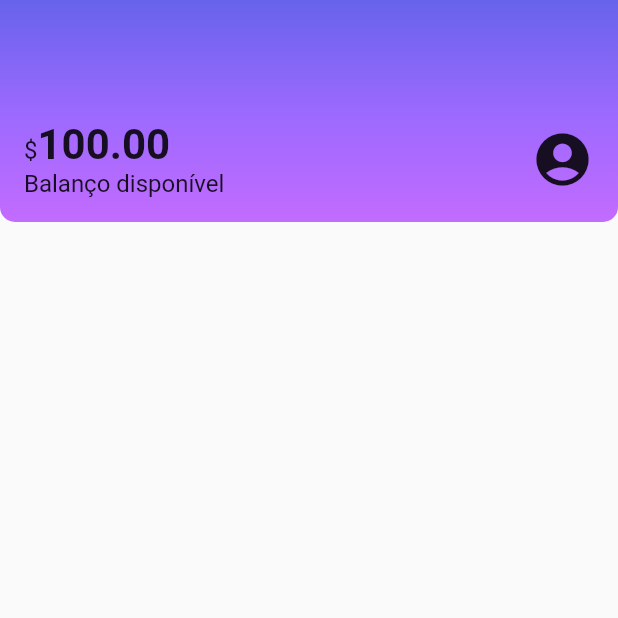
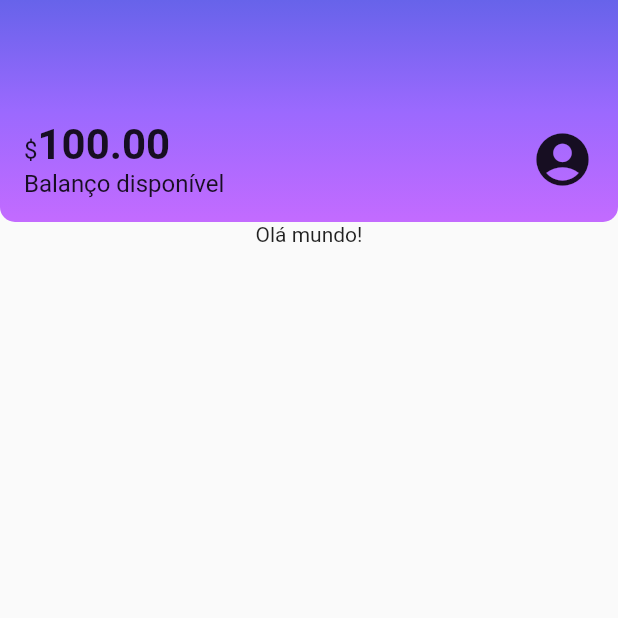
Before and after one commit to diegominelli/aluBank, a Flutter app: the screen it shows after launch, on a phone screen of 412 x 824 dp, the top half of it. Run offline on Flutter 3.47's test engine with Material 2 defaults, Android fonts, the phone set to English and light mode, and no system bars.

Commit message:
criando a base estrutural do componente

```diff
--- /dev/null
+++ b/lib/components/box_card.dart
@@ -0,0 +1,13 @@
+import 'package:flutter/material.dart';
+
+class BoxCard extends StatelessWidget {
+  final Widget boxContent;
+  const BoxCard({Key? key, required this.boxContent});
+
+  @override
+  Widget build(BuildContext context) {
+    return Container(
+      child: boxContent,
+    );
+  }
+}
--- a/lib/screens/home.dart
+++ b/lib/screens/home.dart
@@ -1,3 +1,4 @@
+import 'package:alubank/components/box_card.dart';
 import 'package:alubank/components/sections/header.dart';
 import 'package:flutter/material.dart';
 
@@ -10,6 +11,9 @@ class Home extends StatelessWidget {
       body: Column(
         children: const <Widget>[
           Header(),
+          BoxCard(
+            boxContent: Text('Olá mundo!'),
+          ),
         ],
       ),
     );
```
